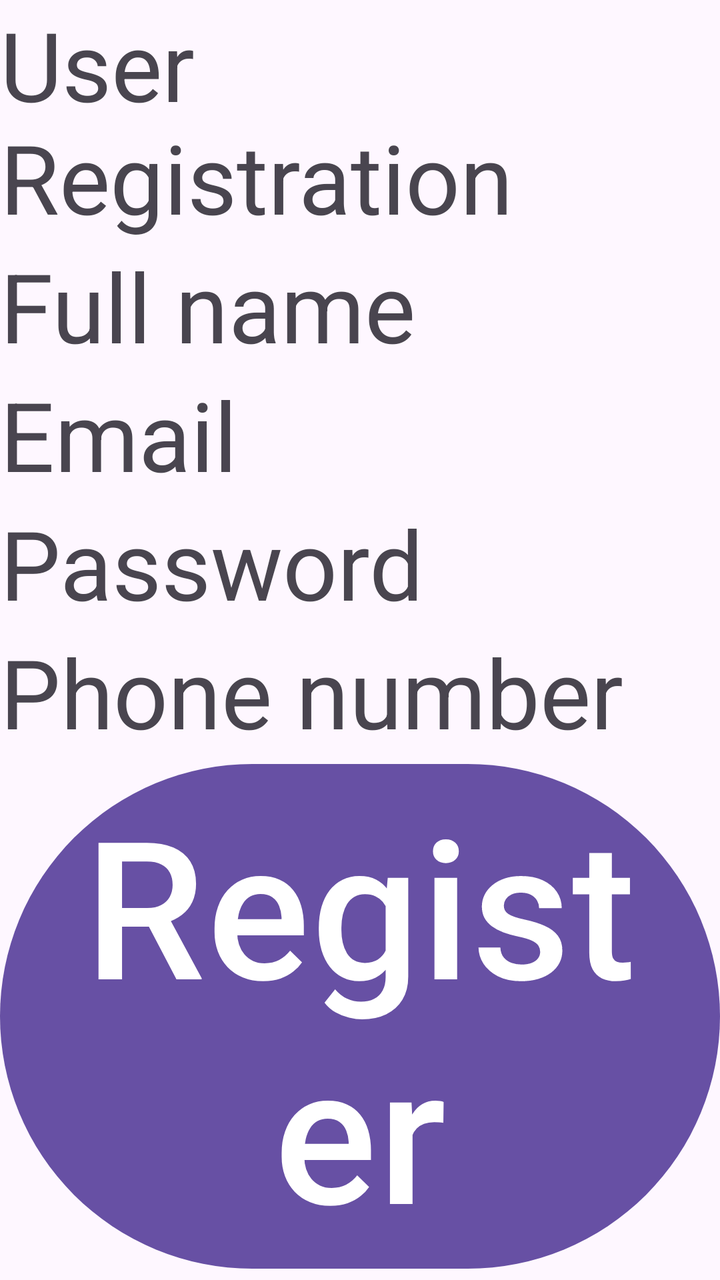
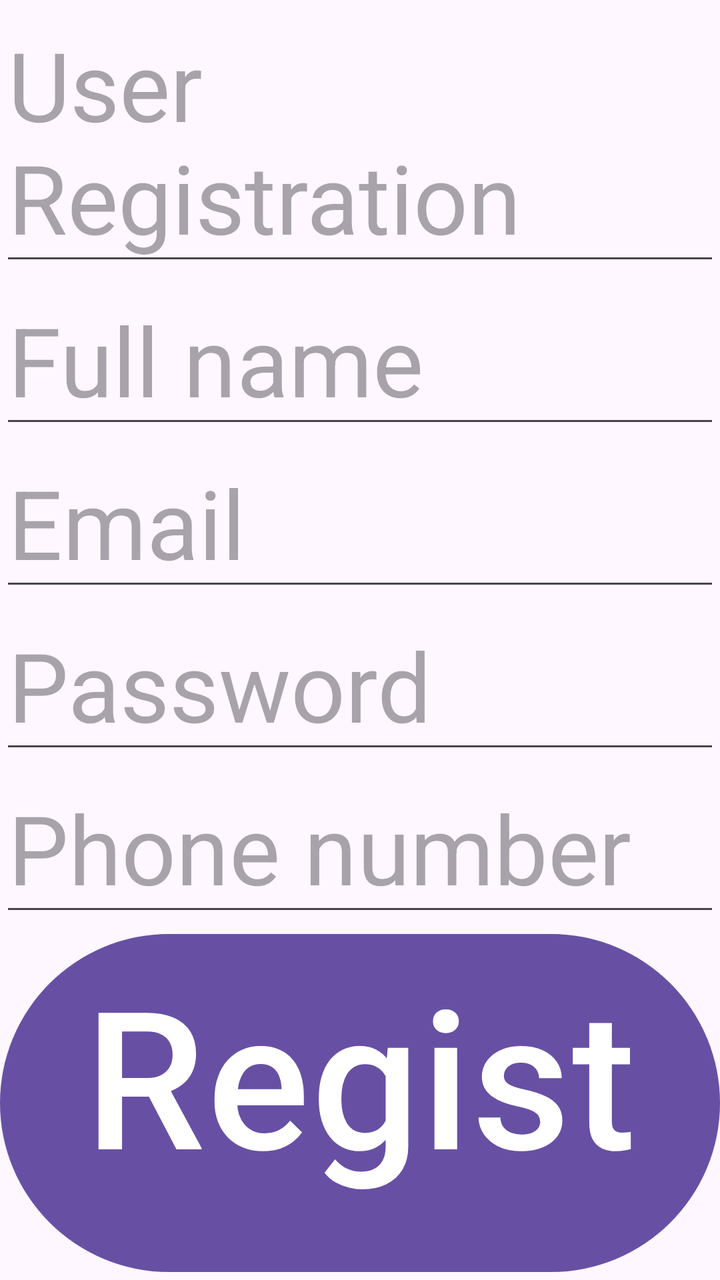

Screens rendered from an Android XML layout before and after an edit, with the pre-edit source and the edit as a unified diff.
<!-- AndroidManifest.xml: application theme Theme.FinalyApplicationRakan -->
<!-- res/layout/activity_register2.xml -->
<?xml version="1.0" encoding="utf-8"?>
<LinearLayout xmlns:android="http://schemas.android.com/apk/res/android"
    android:layout_width="match_parent"
    android:layout_height="match_parent"
    android:orientation="vertical">

    <TextView
        android:id="@+id/textView"
        android:layout_width="match_parent"
        android:layout_height="wrap_content"
        android:text="User Registration"
        android:textSize="48sp" />

    <TextView
        android:id="@+id/etFullName"
        android:layout_width="match_parent"
        android:layout_height="wrap_content"
        android:text="Full name"
        android:textSize="48sp" />

    <TextView
        android:id="@+id/etEmail"
        android:layout_width="match_parent"
        android:layout_height="wrap_content"
        android:text="Email"
        android:textSize="48sp" />

    <TextView
        android:id="@+id/etPassword"
        android:layout_width="match_parent"
        android:layout_height="wrap_content"
        android:text="Password"
        android:textSize="48sp" />

    <TextView
        android:id="@+id/etPhone"
        android:layout_width="match_parent"
        android:layout_height="wrap_content"
        android:text="Phone number"
        android:textSize="48sp" />

    <Button
        android:id="@+id/btnRegister"
        android:layout_width="match_parent"
        android:layout_height="wrap_content"
        android:text="Register"
        android:textSize="96sp" />

</LinearLayout>
<!-- resources referenced by this layout -->
<resources>
  <style name="Theme.FinalyApplicationRakan" parent="Base.Theme.FinalyApplicationRakan" />
  <style name="Base.Theme.FinalyApplicationRakan" parent="Theme.Material3.DayNight.NoActionBar">
          
          
      </style>
</resources>

<!-- the commit's change to res/layout/activity_register2.xml (unified diff, before → after) -->
@@ -4,39 +4,39 @@
     android:layout_height="match_parent"
     android:orientation="vertical">
 
-    <TextView
+    <EditText
         android:id="@+id/textView"
         android:layout_width="match_parent"
         android:layout_height="wrap_content"
-        android:text="User Registration"
+        android:hint="User Registration"
         android:textSize="48sp" />
 
-    <TextView
+    <EditText
         android:id="@+id/etFullName"
         android:layout_width="match_parent"
         android:layout_height="wrap_content"
-        android:text="Full name"
+        android:hint="Full name"
         android:textSize="48sp" />
 
-    <TextView
+    <EditText
         android:id="@+id/etEmail"
         android:layout_width="match_parent"
         android:layout_height="wrap_content"
-        android:text="Email"
+        android:hint="Email"
         android:textSize="48sp" />
 
-    <TextView
+    <EditText
         android:id="@+id/etPassword"
         android:layout_width="match_parent"
         android:layout_height="wrap_content"
-        android:text="Password"
+        android:hint="Password"
         android:textSize="48sp" />
 
-    <TextView
+    <EditText
         android:id="@+id/etPhone"
         android:layout_width="match_parent"
         android:layout_height="wrap_content"
-        android:text="Phone number"
+        android:hint="Phone number"
         android:textSize="48sp" />
 
     <Button
